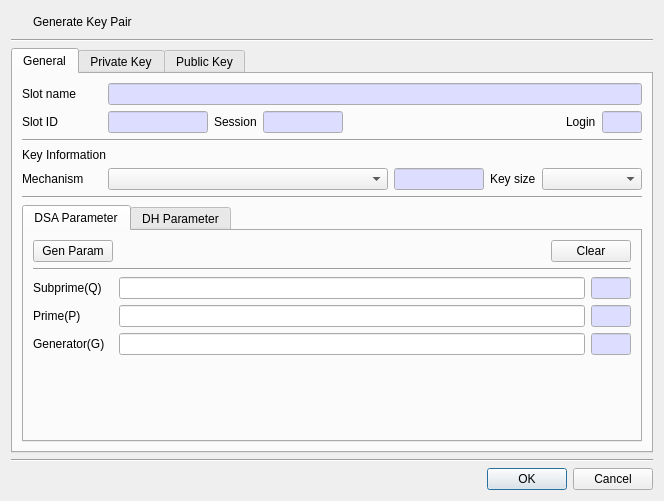
Before: the Qt Designer form CryptokiMan/gen_key_pair_dlg.ui in jykim74/CryptokiMan, drawn with Qt 5.
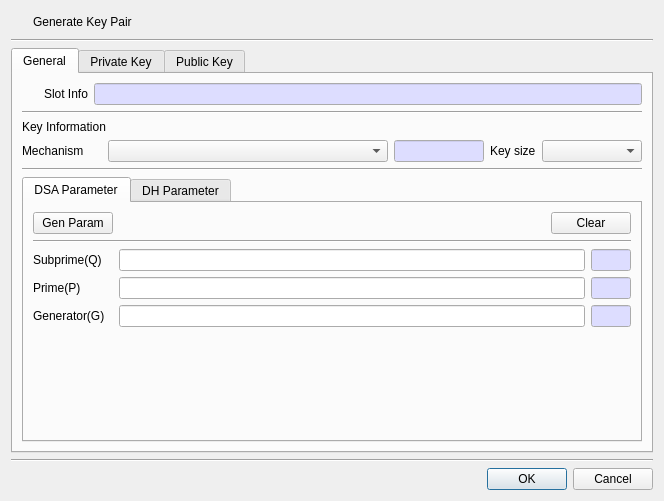
After: the same form once the commit is applied. Icons and pictures are not drawn.

```diff
--- a/CryptokiMan/gen_key_pair_dlg.ui
+++ b/CryptokiMan/gen_key_pair_dlg.ui
@@ -79,125 +79,21 @@
          <property name="topMargin">
           <number>0</number>
          </property>
-         <item row="0" column="0">
+         <item row="0" column="1">
           <widget class="QLabel" name="label">
            <property name="minimumSize">
             <size>
-             <width>80</width>
+             <width>0</width>
              <height>0</height>
             </size>
            </property>
            <property name="text">
-            <string>Slot name</string>
-           </property>
-          </widget>
-         </item>
-         <item row="0" column="1">
-          <widget class="QLineEdit" name="mSlotNameText">
-           <property name="palette">
-            <palette>
-             <active>
-              <colorrole role="Base">
-               <brush brushstyle="SolidPattern">
-                <color alpha="255">
-                 <red>221</red>
-                 <green>221</green>
-                 <blue>255</blue>
-                </color>
-               </brush>
-              </colorrole>
-             </active>
-             <inactive>
-              <colorrole role="Base">
-               <brush brushstyle="SolidPattern">
-                <color alpha="255">
-                 <red>221</red>
-                 <green>221</green>
-                 <blue>255</blue>
-                </color>
-               </brush>
-              </colorrole>
-             </inactive>
-             <disabled/>
-            </palette>
-           </property>
-           <property name="readOnly">
-            <bool>true</bool>
-           </property>
-          </widget>
-         </item>
-        </layout>
-       </item>
-       <item>
-        <layout class="QGridLayout" name="gridLayout_4">
-         <property name="topMargin">
-          <number>0</number>
-         </property>
-         <item row="0" column="3">
-          <widget class="QLineEdit" name="mSessionText">
-           <property name="maximumSize">
-            <size>
-             <width>80</width>
-             <height>16777215</height>
-            </size>
-           </property>
-           <property name="palette">
-            <palette>
-             <active>
-              <colorrole role="Base">
-               <brush brushstyle="SolidPattern">
-                <color alpha="255">
-                 <red>221</red>
-                 <green>221</green>
-                 <blue>255</blue>
-                </color>
-               </brush>
-              </colorrole>
-             </active>
-             <inactive>
-              <colorrole role="Base">
-               <brush brushstyle="SolidPattern">
-                <color alpha="255">
-                 <red>221</red>
-                 <green>221</green>
-                 <blue>255</blue>
-                </color>
-               </brush>
-              </colorrole>
-             </inactive>
-             <disabled>
-              <colorrole role="Base">
-               <brush brushstyle="SolidPattern">
-                <color alpha="255">
-                 <red>240</red>
-                 <green>240</green>
-                 <blue>240</blue>
-                </color>
-               </brush>
-              </colorrole>
-             </disabled>
-            </palette>
-           </property>
-           <property name="readOnly">
-            <bool>true</bool>
+            <string>Slot Info</string>
            </property>
           </widget>
          </item>
          <item row="0" column="2">
-          <widget class="QLabel" name="label_4">
-           <property name="text">
-            <string>Session</string>
-           </property>
-          </widget>
-         </item>
-         <item row="0" column="6">
-          <widget class="QLineEdit" name="mLoginText">
-           <property name="maximumSize">
-            <size>
-             <width>40</width>
-             <height>16777215</height>
-            </size>
-           </property>
+          <widget class="QLineEdit" name="mSlotInfoText">
            <property name="palette">
             <palette>
              <active>
@@ -222,74 +118,7 @@
                </brush>
               </colorrole>
              </inactive>
-             <disabled>
-              <colorrole role="Base">
-               <brush brushstyle="SolidPattern">
-                <color alpha="255">
-                 <red>240</red>
-                 <green>240</green>
-                 <blue>240</blue>
-                </color>
-               </brush>
-              </colorrole>
-             </disabled>
-            </palette>
-           </property>
-           <property name="readOnly">
-            <bool>true</bool>
-           </property>
-          </widget>
-         </item>
-         <item row="0" column="5">
-          <widget class="QLabel" name="label_5">
-           <property name="text">
-            <string>Login</string>
-           </property>
-          </widget>
-         </item>
-         <item row="0" column="1">
-          <widget class="QLineEdit" name="mSlotIDText">
-           <property name="maximumSize">
-            <size>
-             <width>100</width>
-             <height>16777215</height>
-            </size>
-           </property>
-           <property name="palette">
-            <palette>
-             <active>
-              <colorrole role="Base">
-               <brush brushstyle="SolidPattern">
-                <color alpha="255">
-                 <red>221</red>
-                 <green>221</green>
-                 <blue>255</blue>
-                </color>
-               </brush>
-              </colorrole>
-             </active>
-             <inactive>
-              <colorrole role="Base">
-               <brush brushstyle="SolidPattern">
-                <color alpha="255">
-                 <red>221</red>
-                 <green>221</green>
-                 <blue>255</blue>
-                </color>
-               </brush>
-              </colorrole>
-             </inactive>
-             <disabled>
-              <colorrole role="Base">
-               <brush brushstyle="SolidPattern">
-                <color alpha="255">
-                 <red>240</red>
-                 <green>240</green>
-                 <blue>240</blue>
-                </color>
-               </brush>
-              </colorrole>
-             </disabled>
+             <disabled/>
             </palette>
            </property>
            <property name="readOnly">
@@ -298,31 +127,31 @@
           </widget>
          </item>
          <item row="0" column="0">
-          <widget class="QLabel" name="label_3">
+          <widget class="QPushButton" name="mSlotBtn">
            <property name="minimumSize">
             <size>
-             <width>80</width>
+             <width>16</width>
              <height>0</height>
             </size>
            </property>
+           <property name="maximumSize">
+            <size>
+             <width>16</width>
+             <height>16777215</height>
+            </size>
+           </property>
            <property name="text">
-            <string>Slot ID</string>
+            <string/>
+           </property>
+           <property name="icon">
+            <iconset resource="cryptokiman.qrc">
+             <normaloff>:/images/slot.png</normaloff>:/images/slot.png</iconset>
+           </property>
+           <property name="flat">
+            <bool>true</bool>
            </property>
           </widget>
          </item>
-         <item row="0" column="4">
-          <spacer name="horizontalSpacer_2">
-           <property name="orientation">
-            <enum>Qt::Horizontal</enum>
-           </property>
-           <property name="sizeHint" stdset="0">
-            <size>
-             <width>40</width>
-             <height>20</height>
-            </size>
-           </property>
-          </spacer>
-         </item>
         </layout>
        </item>
        <item>
```
Left out of the diff: 5 changed lines with no effect on the pictures.
